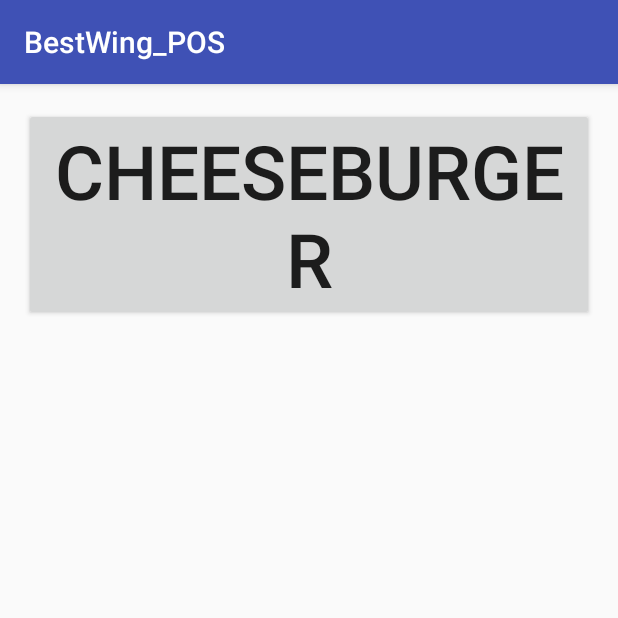
After one commit to Qifan-Guo/BestWing_POS, an Android app: the fragment BurgerOrderFragment placed in its activity, on a phone screen of 412 x 824 dp, the top half of it. The commit adds this screen. Run offline under Robolectric (Android 15) with nearby library versions, the phone set to English and light mode, and no system bars; our stand-ins replace data binding; 4 statements that could not run were skipped.

Commit message:
Add ViewPagerState For different Categories of Food.

```diff
--- /dev/null
+++ b/app/src/main/java/com/qifan/bestwing_pos/Fragments/BurgerOrderFragment.java
@@ -0,0 +1,35 @@
+package com.qifan.bestwing_pos.Fragments;
+
+
+import android.arch.lifecycle.ViewModelProviders;
+import android.os.Bundle;
+import android.support.v4.app.Fragment;
+import android.view.LayoutInflater;
+import android.view.View;
+import android.view.ViewGroup;
+
+import com.qifan.bestwing_pos.R;
+import com.qifan.bestwing_pos.ViewModel.SharedViewModel;
+import com.qifan.bestwing_pos.databinding.FragmentBurgerOrderBinding;
+
+/**
+ * A simple {@link Fragment} subclass.
+ */
+public class BurgerOrderFragment extends Fragment {
+private SharedViewModel mSharedViewModel;
+    private FragmentBurgerOrderBinding mBinding;
+    public BurgerOrderFragment() {
+        // Required empty public constructor
+    }
+
+
+    @Override
+    public View onCreateView(LayoutInflater inflater, ViewGroup container,
+                             Bundle savedInstanceState) {
+        mBinding = FragmentBurgerOrderBinding.inflate(inflater);
+        mSharedViewModel = ViewModelProviders.of(getActivity()).get(SharedViewModel.class);
+        mBinding.setViewModel(mSharedViewModel);
+        return mBinding.getRoot();
+    }
+
+}
--- /dev/null
+++ b/app/src/main/java/com/qifan/bestwing_pos/Fragments/FragmentHost.java
@@ -0,0 +1,41 @@
+package com.qifan.bestwing_pos.Fragments;
+
+
+import android.os.Bundle;
+import android.support.v4.app.Fragment;
+import android.util.Pair;
+import android.view.LayoutInflater;
+import android.view.View;
+import android.view.ViewGroup;
+
+import com.qifan.bestwing_pos.adapter.ViewPagerAdapter;
+import com.qifan.bestwing_pos.databinding.FragmentFragmentHostBinding;
+import java.util.ArrayList;
+
+/**
+ * A simple {@link Fragment} subclass.
+ */
+public class FragmentHost extends Fragment {
+
+    private FragmentFragmentHostBinding mBinding;
+    private ArrayList<Pair<String,Fragment>> fragmentList = new ArrayList<>();
+    private ViewPagerAdapter mViewPagerAdapter;
+
+    public FragmentHost() {
+        // Required empty public constructor
+    }
+
+
+    @Override
+    public View onCreateView(LayoutInflater inflater, ViewGroup container,
+                             Bundle savedInstanceState) {
+        mBinding = FragmentFragmentHostBinding.inflate(inflater);
+        fragmentList.add(new Pair<String, Fragment>("Wing",new WingOrderFragment()));
+        fragmentList.add(new Pair<String, Fragment>("Burger",new BurgerOrderFragment()));
+        mViewPagerAdapter = new ViewPagerAdapter(this.getFragmentManager(),fragmentList);
+        mBinding.viewPager.setAdapter(mViewPagerAdapter);
+        mBinding.tabLayout.setupWithViewPager(mBinding.viewPager);
+        return mBinding.getRoot();
+    }
+
+}
--- a/app/src/main/java/com/qifan/bestwing_pos/Fragments/ReceiptPageFragment.java
+++ b/app/src/main/java/com/qifan/bestwing_pos/Fragments/ReceiptPageFragment.java
@@ -11,7 +11,7 @@ import android.view.LayoutInflater;
 import android.view.View;
 import android.view.ViewGroup;
 
-import com.qifan.bestwing_pos.Model.Wing;
+import com.qifan.bestwing_pos.Model.Order;
 import com.qifan.bestwing_pos.ReceiptListAdapter;
 import com.qifan.bestwing_pos.ViewModel.SharedViewModel;
 import com.qifan.bestwing_pos.databinding.FragmentReceiptPageBinding;
@@ -29,9 +29,9 @@ public class ReceiptPageFragment extends Fragment {
     public void onCreate(@Nullable Bundle savedInstanceState) {
         super.onCreate(savedInstanceState);
         mSharedViewModel = ViewModelProviders.of(getActivity()).get(SharedViewModel.class);
-        mSharedViewModel.getFullListWings().observe(this, new Observer<List<Wing>>() {
+        mSharedViewModel.getOrderList().observe(this, new Observer<List<Order>>() {
             @Override
-            public void onChanged(@Nullable List<Wing> wings) {
+            public void onChanged(@Nullable List<Order> wings) {
                 mBinding.orderList.getAdapter().notifyDataSetChanged();
             }
         });
@@ -43,7 +43,7 @@ public class ReceiptPageFragment extends Fragment {
     private void setUpRecycleView() {
 
         mBinding.orderList.setLayoutManager(new LinearLayoutManager(getContext()));
-        ReceiptListAdapter receiptListAdapter = new ReceiptListAdapter(getContext(), mSharedViewModel.getWingList());
+        ReceiptListAdapter receiptListAdapter = new ReceiptListAdapter(getContext(), mSharedViewModel.getOrderList());
         mBinding.orderList.setAdapter(receiptListAdapter);
 
     }
--- a/app/src/main/java/com/qifan/bestwing_pos/MainActivity.java
+++ b/app/src/main/java/com/qifan/bestwing_pos/MainActivity.java
@@ -5,9 +5,9 @@ import android.support.v4.app.FragmentManager;
 import android.support.v7.app.AppCompatActivity;
 import android.os.Bundle;
 
-import com.qifan.bestwing_pos.Fragments.OrderingPageFragment;
+import com.qifan.bestwing_pos.Fragments.FragmentHost;
+import com.qifan.bestwing_pos.Fragments.WingOrderFragment;
 import com.qifan.bestwing_pos.Fragments.ReceiptPageFragment;
-import com.qifan.bestwing_pos.ViewModel.SharedViewModel;
 import com.qifan.bestwing_pos.databinding.ActivityMainBinding;
 
 public class MainActivity extends AppCompatActivity {
@@ -24,9 +24,9 @@ public class MainActivity extends AppCompatActivity {
     }
     public void initView(){
         FragmentManager fragmentManager=getSupportFragmentManager();
-        OrderingPageFragment orderingPageFragment =new OrderingPageFragment();
+        FragmentHost fragmentHost = new FragmentHost();
         ReceiptPageFragment receiptPageFragment=new ReceiptPageFragment();
-        fragmentManager.beginTransaction().replace(R.id.fragmentContainer1, orderingPageFragment).commit();
+        fragmentManager.beginTransaction().replace(R.id.fragmentContainer1, fragmentHost).commit();
         fragmentManager.beginTransaction().replace(R.id.fragmentContainer2,receiptPageFragment).commit();
 
     }
--- /dev/null
+++ b/app/src/main/java/com/qifan/bestwing_pos/adapter/ViewPagerAdapter.java
@@ -0,0 +1,36 @@
+package com.qifan.bestwing_pos.adapter;
+
+
+import android.support.annotation.Nullable;
+import android.support.v4.app.Fragment;
+import android.support.v4.app.FragmentManager;
+import android.support.v4.app.FragmentStatePagerAdapter;
+import android.util.Pair;
+
+import java.util.ArrayList;
+
+public class ViewPagerAdapter extends FragmentStatePagerAdapter {
+
+    private final ArrayList<Pair<String, Fragment>> list;
+
+    public ViewPagerAdapter(FragmentManager fragmentManager, ArrayList<Pair<String,Fragment>> list){
+        super(fragmentManager);
+        this.list=list;
+
+    }
+    @Override
+    public Fragment getItem(int position) {
+        return list.get(position).second;
+    }
+
+    @Override
+    public int getCount() {
+        return list.size();
+    }
+
+    @Nullable
+    @Override
+    public CharSequence getPageTitle(int position) {
+        return list.get(position).first;
+    }
+}
--- /dev/null
+++ b/app/src/main/res/drawable/ic_content_copy_black_24dp.xml
@@ -0,0 +1,5 @@
+<vector android:height="24dp" android:tint="#FF5954"
+    android:viewportHeight="24.0" android:viewportWidth="24.0"
+    android:width="24dp" xmlns:android="http://schemas.android.com/apk/res/android">
+    <path android:fillColor="#FF000000" android:pathData="M16,1L4,1c-1.1,0 -2,0.9 -2,2v14h2L4,3h12L16,1zM19,5L8,5c-1.1,0 -2,0.9 -2,2v14c0,1.1 0.9,2 2,2h11c1.1,0 2,-0.9 2,-2L21,7c0,-1.1 -0.9,-2 -2,-2zM19,21L8,21L8,7h11v14z"/>
+</vector>
--- /dev/null
+++ b/app/src/main/res/layout/fragment_burger_order.xml
@@ -0,0 +1,29 @@
+<?xml version="1.0" encoding="utf-8"?>
+<layout
+xmlns:android="http://schemas.android.com/apk/res/android"
+xmlns:tools="http://schemas.android.com/tools"
+tools:context=".Fragments.BurgerOrderFragment"
+    >
+<data>
+    <variable
+        name="viewModel"
+        type="com.qifan.bestwing_pos.ViewModel.SharedViewModel"/>
+</data>
+<LinearLayout
+    android:layout_width="match_parent"
+    android:layout_height="match_parent">
+
+    <Button
+        android:layout_width="wrap_content"
+        android:layout_height="wrap_content"
+        android:text="@string/CheeseBurger"
+        android:textSize="50sp"
+        android:padding="8dp"
+        android:layout_margin="16dp"
+        android:onClick="@{() -> viewModel.setItemName(`CheeseBurger`)}"
+
+        />
+
+</LinearLayout>
+
+</layout>
--- a/app/src/main/res/values/strings.xml
+++ b/app/src/main/res/values/strings.xml
@@ -22,4 +22,5 @@
     <string name="Quantity20">20</string>
     <string name="FlavorHot">Hot</string>
     <string name="SplitFlavor">Split</string>
+    <string name="CheeseBurger">CheeseBurger</string>
 </resources>
```
Also changed, not shown: app/src/main/java/com/qifan/bestwing_pos/Fragments/WingOrderFragment.java (renamed from app/src/main/java/com/qifan/bestwing_pos/Fragments/OrderingPageFragment.java, +12 -13 lines), app/src/main/java/com/qifan/bestwing_pos/Model/Order.java (added, +53 -0 lines), app/src/main/java/com/qifan/bestwing_pos/Model/Wing.java (deleted, +0 -27 lines), app/src/main/java/com/qifan/bestwing_pos/ReceiptListAdapter.java (+62 -18 lines), app/src/main/java/com/qifan/bestwing_pos/ViewModel/SharedViewModel.java (+40 -34 lines), app/src/main/java/com/qifan/bestwing_pos/databinding/SelectedItem.java (added, +20 -0 lines), app/src/main/res/layout/fragment_receipt_page.xml (+17 -9 lines), app/src/main/res/layout/fragment_wing_order.xml (renamed from app/src/main/res/layout/fragment_ordering_page.xml, +13 -22 lines), app/src/main/res/layout/mock.xml (added, +89 -0 lines), app/src/main/res/layout/receipt_item.xml (+21 -16 lines).
